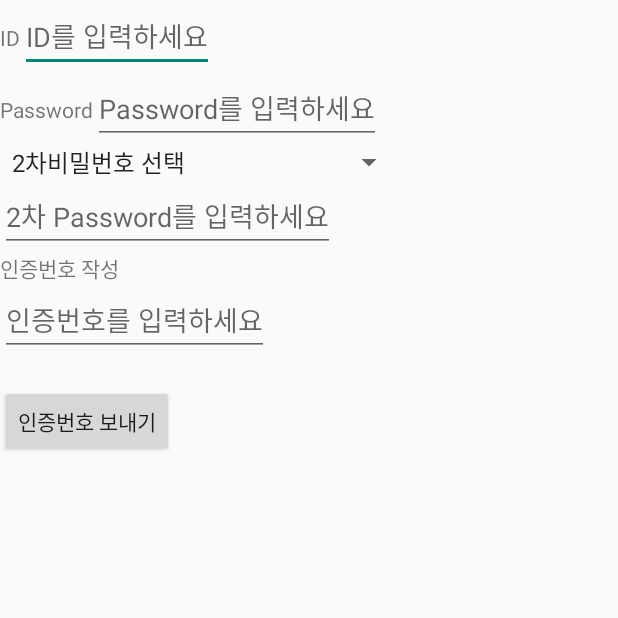
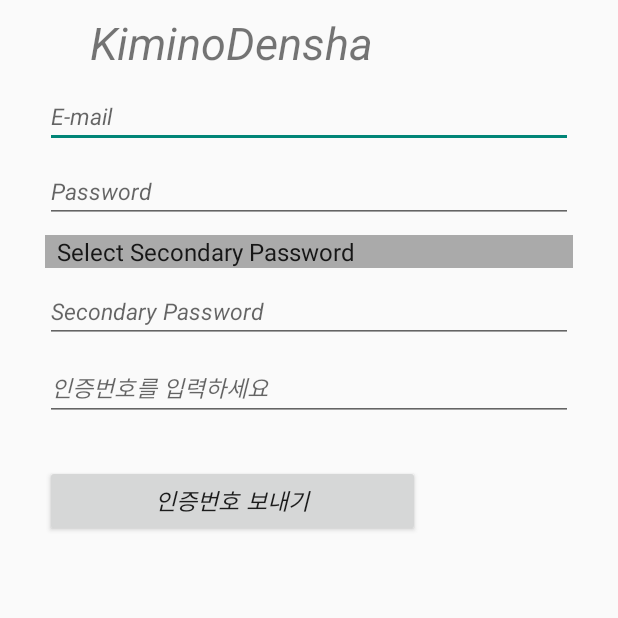
Before and after one commit to girigirisekai/kiminodenshaAndroid, an Android app: the JoinMemberActivity screen opened directly, with no data from a screen before it, on a phone screen of 412 x 824 dp, the top half of it. Run offline under Robolectric (Android 15) with nearby library versions, the phone set to English and light mode, and no system bars; plain views replace MaterialTextField; Roboto replaces fonts that are not available here.

Commit message:
회원가입완료

```diff
--- a/app/build.gradle
+++ b/app/build.gradle
@@ -26,5 +26,6 @@ dependencies {
     })
     compile 'com.android.support:appcompat-v7:26.+'
     compile 'com.android.support.constraint:constraint-layout:1.0.2'
+    compile 'com.github.florent37:materialtextfield:1.0.7'
     testCompile 'junit:junit:4.12'
 }
--- a/app/src/main/java/com/densha/kimi/kiminodensha/JoinMemberActivity.java
+++ b/app/src/main/java/com/densha/kimi/kiminodensha/JoinMemberActivity.java
@@ -62,6 +62,7 @@ public class JoinMemberActivity extends AppCompatActivity {
         checkBtnOk = (Button)findViewById(R.id.checkCodeOk);
         joinButton = (Button)findViewById(R.id.joinButton);
         timerText = (TextView)findViewById(R.id.timerText);
+
 
         adapter = ArrayAdapter.createFromResource(
                 this, R.array.text_pw, android.R.layout.simple_spinner_item);
--- a/app/src/main/res/layout/activity_join.xml
+++ b/app/src/main/res/layout/activity_join.xml
@@ -1,115 +1,172 @@
 <?xml version="1.0" encoding="utf-8"?>
 <LinearLayout
     xmlns:android="http://schemas.android.com/apk/res/android"
+    xmlns:app="http://schemas.android.com/apk/res-auto"
     android:orientation="vertical"
     android:layout_width="match_parent"
-    android:layout_height="match_parent">
-    <LinearLayout
-        android:layout_width="wrap_content"
-        android:layout_height="wrap_content">
+    android:layout_height="match_parent"
+    >
+
             <TextView
-            android:layout_width="wrap_content"
+                android:layout_width="match_parent"
                 android:layout_height="wrap_content"
-            android:text="ID"
+                android:layout_marginTop="@dimen/mtf_cardHeight_final"
+                android:text="KiminoDensha"
+                android:textSize="30dp"
+                android:textStyle="italic"
+                android:layout_marginLeft="60dp"
+                android:layout_marginRight="@dimen/mtf_cardHeight_final"
                 />
 
     <EditText
                 android:id="@+id/editId"
-            android:hint="ID를 입력하세요"
-            android:layout_width="wrap_content"
+                android:layout_width="match_parent"
                 android:layout_height="wrap_content"
-            />
-    </LinearLayout>
-    <LinearLayout
-        android:layout_width="wrap_content"
-        android:layout_height="wrap_content">
-
-
-        <TextView
-            android:layout_width="wrap_content"
-            android:layout_height="wrap_content"
-            android:text="Password"
-            />
-
-        <EditText
-            android:id="@+id/editPassword"
-            android:hint="Password를 입력하세요"
-            android:layout_width="wrap_content"
-            android:layout_height="wrap_content"
-            android:inputType="textPassword"
-
-            />
-    </LinearLayout>
-    <LinearLayout
-        android:layout_width="wrap_content"
-        android:layout_height="wrap_content">
-        <Spinner
-            android:id="@+id/answerSpinner"
-            android:layout_width="wrap_content"
-            android:layout_height="wrap_content"
-            android:layout_weight="1"
-            />
-    </LinearLayout>
-
-    <EditText
-        android:id="@+id/editAnswer"
-        android:hint="2차 Password를 입력하세요"
-        android:layout_width="wrap_content"
-        android:layout_height="wrap_content"
-        />
-
-
-    <TextView
-        android:layout_width="wrap_content"
-        android:layout_height="wrap_content"
-        android:text="인증번호 작성"
-        />
-
-    <EditText
-        android:id="@+id/editCheckCode"
-        android:hint="인증번호를 입력하세요"
-        android:layout_width="wrap_content"
-        android:layout_height="wrap_content"
-        />
-    <TextView
-        android:id="@+id/timerText"
-        android:layout_width="wrap_content"
-        android:layout_height="wrap_content"
-        />
-    <LinearLayout
-        android:layout_width="wrap_content"
-        android:layout_height="wrap_content">
-
-
-        <Button
-            android:id="@+id/checkCode"
-            android:layout_width="wrap_content"
-            android:layout_height="wrap_content"
-            android:text="인증번호 보내기"
-            android:onClick="JoinButton"
-            />
-
-        <Button
-            android:id="@+id/checkCodeOk"
-            android:layout_width="wrap_content"
-            android:layout_height="wrap_content"
-            android:text="인증번호 확인"
-            android:onClick="JoinButton"
-            android:visibility="invisible"
-            />
-
-        <Button
-            android:id="@+id/joinButton"
-            android:layout_width="wrap_content"
-            android:layout_height="wrap_content"
-            android:text="회원가입"
-            android:onClick="JoinButton"
-            android:visibility="invisible"
+                android:hint="E-mail"
+                android:textSize="15dp"
+                android:textStyle="italic"
+                android:layout_marginTop="@dimen/mtf_cardHeight_final"
+                android:layout_marginLeft="30dp"
+                android:layout_marginRight="30dp"
                 />
 
 
 
 
+            <EditText
+                android:id="@+id/editPassword"
+                android:layout_width="match_parent"
+                android:layout_height="wrap_content"
+                android:hint="Password"
+                android:inputType="textPassword"
+                android:textSize="15dp"
+                android:textStyle="italic"
+                android:layout_marginTop="@dimen/mtf_corner_radius"
+                android:layout_marginLeft="30dp"
+                android:layout_marginRight="30dp"
+
+                />
+
+
+
+            <Spinner
+                android:id="@+id/answerSpinner"
+                android:layout_width="match_parent"
+                android:layout_height="wrap_content"
+                android:layout_centerVertical="true"
+                android:layout_gravity="center"
+                android:background="@android:color/darker_gray"
+                android:gravity="center"
+                android:spinnerMode="dropdown"
+                android:layout_marginTop="@dimen/mtf_corner_radius"
+                android:layout_marginLeft="30dp"
+                android:layout_marginRight="30dp"
+                />
+
+
+        <EditText
+            android:id="@+id/editAnswer"
+            android:layout_width="match_parent"
+            android:layout_height="wrap_content"
+            android:hint="Secondary Password"
+            android:textSize="15dp"
+            android:textStyle="italic"
+            android:layout_marginTop="@dimen/mtf_corner_radius"
+            android:layout_marginLeft="30dp"
+            android:layout_marginRight="30dp"
+            />
+
+
+        <!--
+        <TextView
+            android:layout_width="wrap_content"
+            android:layout_height="wrap_content"
+            android:text="인증번호 작성"
+            android:textSize="20dp"
+            android:textStyle="italic"
+            />
+    -->
+
+        <EditText
+            android:id="@+id/editCheckCode"
+            android:layout_width="match_parent"
+            android:layout_height="wrap_content"
+            android:hint="인증번호를 입력하세요"
+            android:textSize="15dp"
+            android:textStyle="italic"
+            android:layout_marginTop="@dimen/mtf_corner_radius"
+            android:layout_marginLeft="30dp"
+            android:layout_marginRight="30dp"
+            />
+
+        <TextView
+            android:id="@+id/timerText"
+            android:layout_width="wrap_content"
+            android:layout_height="wrap_content"
+            android:textSize="15dp"
+            android:textStyle="italic"
+            android:layout_marginTop="@dimen/mtf_corner_radius"
+            android:layout_marginLeft="100dp"
+            android:layout_marginRight="@dimen/mtf_cardHeight_final"
+            />
+
+        <LinearLayout
+            android:layout_width="wrap_content"
+            android:layout_height="wrap_content"
+            android:layout_marginLeft="30dp"
+            >
+
+
+            <Button
+                android:id="@+id/checkCode"
+                android:layout_width="250dp"
+                android:layout_height="wrap_content"
+                android:layout_gravity="center"
+                android:onClick="JoinButton"
+                android:text="인증번호 보내기"
+                android:textSize="15dp"
+                android:textStyle="italic"
+
+                />
+
+            <Button
+                android:id="@+id/checkCodeOk"
+                android:layout_width="250dp"
+                android:layout_height="wrap_content"
+                android:onClick="JoinButton"
+                android:text="인증번호 확인"
+                android:textSize="15dp"
+                android:textStyle="italic"
+                android:visibility="gone" />
+
+            <Button
+                android:id="@+id/joinButton"
+                android:layout_width="250dp"
+                android:layout_height="wrap_content"
+                android:onClick="JoinButton"
+                android:text="회원가입"
+                android:textSize="15dp"
+                android:textStyle="italic"
+                android:visibility="gone" />
+
+
         </LinearLayout>
 
+
+        <!--  <com.github.florent37.materialtextfield.MaterialTextField
+        android:layout_width="Llayout_height="wrap_content"
+        app:mtf_animationDuration="1000"
+        app:mtf_labelColor="@android:color/holo_red_dark"
+        app:mtf_openKeyboardOnFocus="true">
+        >
+
+        <EditText
+            android:layout_width="match_parent"
+            android:layout_height="wrap_content"
+            android:hint="Password"
+            android:textColor="#333"
+            android:textColorHint="#666"
+            android:textSize="15sp" />
+
+    </com.github.florent37.materialtextfield.MaterialTextField>-->
     </LinearLayout>
--- a/app/src/main/res/values/arrays.xml
+++ b/app/src/main/res/values/arrays.xml
@@ -1,7 +1,7 @@
 <?xml version="1.0" encoding="utf-8"?>
 <resources>
     <string-array name="text_pw">
-        <item>2차비밀번호 선택</item>
+        <item>Select Secondary Password</item>
         <item>태어난 고향은 어디입니까?</item>
         <item>졸업한 초등학교는 어디입니까?</item>
         <item>보물 1호는 무엇입니까?</item>
--- a/app/src/main/res/values/strings.xml
+++ b/app/src/main/res/values/strings.xml
@@ -1,4 +1,4 @@
 <resources>
     <string name="app_name">Kiminodensha</string>
-    <string name="text_password">2차비밀번호</string>
+    <string name="text_password">Select Secondary Password</string>
 </resources>
```
Lines whose indentation alone changed are shown as unchanged.
